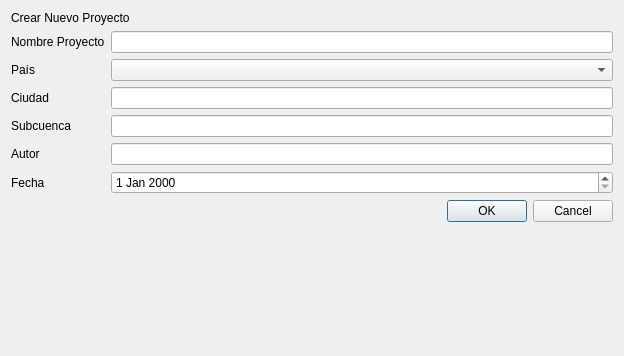
This is app/resources/new_project_dialog.ui in EL-BID/red_basica as Qt 5 draws it before an edit. The edited form follows.
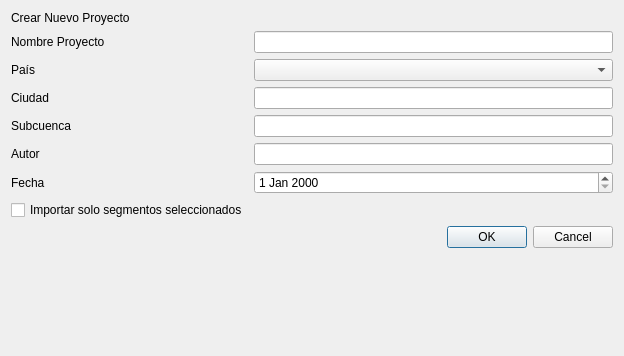
This is the edited form.

Commit message: adding selected_features_only option

```diff
--- a/app/resources/new_project_dialog.ui
+++ b/app/resources/new_project_dialog.ui
@@ -105,6 +105,13 @@
      </property>
     </widget>
    </item>
+   <item row="14" column="0">
+    <widget class="QCheckBox" name="selectedFeaturesOnly">
+     <property name="text">
+      <string>Importar solo segmentos seleccionados</string>
+     </property>
+    </widget>
+   </item>
   </layout>
  </widget>
  <tabstops>
```
The commit also changes 11 other files.
